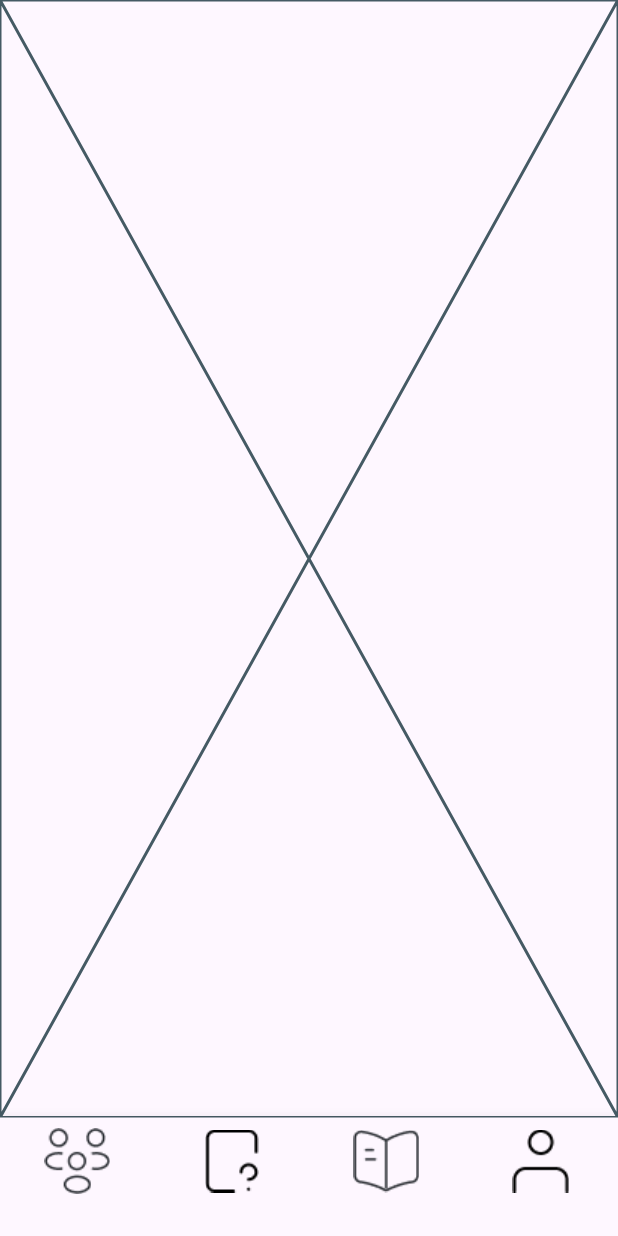
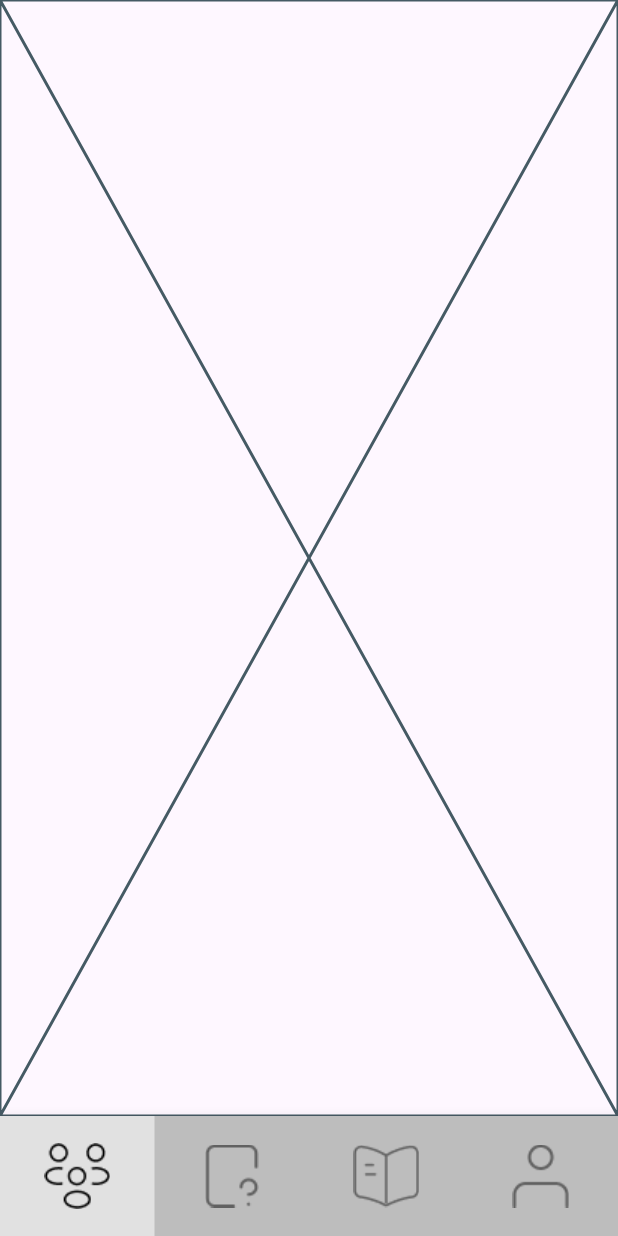
Before and after one commit to Siddiqui145/money_monastery, a Flutter app: the screen it shows after launch, on a phone screen of 412 x 824 dp. Run offline on Flutter 3.47's test engine with Material 3 defaults, Android fonts, the light colour scheme and no system bars; our stand-ins replace auto_route, cloud_firestore, firebase_auth, firebase_core; accounts and stored records are empty.

Commit message:
bottom bar highlights done

```diff
--- a/lib/src/features/home/presentation/screens/home_screen.dart
+++ b/lib/src/features/home/presentation/screens/home_screen.dart
@@ -1,6 +1,7 @@
 import 'package:auto_route/auto_route.dart';
 import 'package:flutter/material.dart';
 import 'package:money_monastery/src/features/home/data/network/router/app_router.gr.dart';
+import 'package:money_monastery/src/features/home/presentation/widgets/bottom_bar_item.dart';
 
 @RoutePage()
 class HomeScreen extends StatelessWidget {
@@ -13,9 +14,8 @@ class HomeScreen extends StatelessWidget {
         ChallengesRoute(),
         QndaRoute(),
         LearnRoute(),
-        ProfileRoute()
+        ProfileRoute(),
       ],
-
       builder: (context, child) {
         final tabsRouter = AutoTabsRouter.of(context);
 
@@ -23,16 +23,32 @@ class HomeScreen extends StatelessWidget {
           body: child,
           bottomNavigationBar: BottomNavigationBar(
             type: BottomNavigationBarType.fixed,
+            selectedFontSize: 0,
+            unselectedFontSize: 0,
+            backgroundColor: Colors.grey.shade400,
             currentIndex: tabsRouter.activeIndex,
             onTap: tabsRouter.setActiveIndex,
-            selectedItemColor: Color.fromRGBO(235, 237, 240, 1),
-            unselectedItemColor: Color.fromRGBO(217, 217, 217, 1),
+            selectedItemColor: Colors.black,
+            unselectedItemColor: Colors.grey.shade700,
             items: [
-              BottomNavigationBarItem(icon: Image.asset("assets/images/challenges.png"), label: ""),
-              BottomNavigationBarItem(icon: Image.asset("assets/images/questions.png"), label: ""),
-              BottomNavigationBarItem(icon: Image.asset("assets/images/learning.png"), label: ""),
-              BottomNavigationBarItem(icon: Image.asset("assets/images/profile.png"), label: ""),
-          ]),
+              BottomNavigationBarItem(
+                icon: buildFullBox("assets/images/challenges.png", 0, tabsRouter),
+                label: "",
+              ),
+              BottomNavigationBarItem(
+                icon: buildFullBox("assets/images/questions.png", 1, tabsRouter),
+                label: "",
+              ),
+              BottomNavigationBarItem(
+                icon: buildFullBox("assets/images/learning.png", 2, tabsRouter),
+                label: "",
+              ),
+              BottomNavigationBarItem(
+                icon: buildFullBox("assets/images/profile.png", 3, tabsRouter),
+                label: "",
+              ),
+            ],
+          ),
         );
       },
     );
--- /dev/null
+++ b/lib/src/features/home/presentation/widgets/bottom_bar_item.dart
@@ -0,0 +1,18 @@
+import 'package:auto_route/auto_route.dart';
+import 'package:flutter/material.dart';
+
+Widget buildFullBox(String asset, int index, TabsRouter tabsRouter) {
+    bool isActive = tabsRouter.activeIndex == index;
+
+    return Container(
+      width: double.infinity,
+      height: 80,
+      color: isActive ? Colors.white54 : Colors.transparent,
+      child: Center(
+        child: Image.asset(
+          asset,
+          color: isActive ? Colors.black : Colors.grey.shade700,
+        ),
+      ),
+    );
+  }
```
